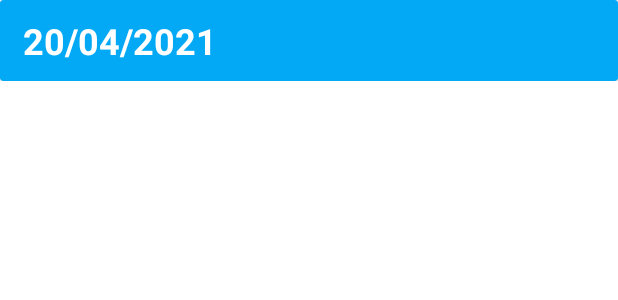
After one commit to DionisisSchoinas/medical-card-android-app, an Android app: the layout date_row_splitter.xml on its own in the app's theme, with its tools: preview values and no code run, on a phone screen of 412 x 824 dp. The commit adds this screen. Shown: the top 300 px of the screen. Run offline under Robolectric (Android 15) with nearby library versions, the phone set to English and light mode, and no system bars; network calls fail.

Commit message:
Added date dividers between appointments

```diff
--- a/app/src/main/res/layout/content_main.xml
+++ b/app/src/main/res/layout/content_main.xml
@@ -14,7 +14,7 @@
         android:layout_marginStart="10dp"
         android:layout_marginTop="15dp"
         android:layout_marginEnd="10dp"
-        android:layout_marginBottom="15dp"
+        android:layout_marginBottom="40dp"
         android:background="#E4E4E4"
         app:layout_constraintBottom_toBottomOf="parent"
         app:layout_constraintEnd_toEndOf="parent"
--- /dev/null
+++ b/app/src/main/res/layout/date_row_splitter.xml
@@ -0,0 +1,43 @@
+<?xml version="1.0" encoding="utf-8"?>
+<androidx.constraintlayout.widget.ConstraintLayout xmlns:android="http://schemas.android.com/apk/res/android"
+    xmlns:app="http://schemas.android.com/apk/res-auto"
+    xmlns:tools="http://schemas.android.com/tools"
+    android:layout_width="match_parent"
+    android:layout_height="wrap_content">
+
+    <androidx.cardview.widget.CardView
+        android:layout_width="0dp"
+        android:layout_height="wrap_content"
+        app:cardBackgroundColor="@color/blue"
+        app:layout_constraintEnd_toEndOf="parent"
+        app:layout_constraintStart_toStartOf="parent"
+        app:layout_constraintTop_toTopOf="parent">
+
+        <androidx.constraintlayout.widget.ConstraintLayout
+            android:layout_width="match_parent"
+            android:layout_height="wrap_content"
+            android:padding="5dp">
+
+            <TextView
+                android:id="@+id/date_splitter_date"
+                android:layout_width="0dp"
+                android:layout_height="wrap_content"
+                android:layout_marginStart="10dp"
+                android:layout_marginTop="5dp"
+                android:layout_marginEnd="10dp"
+                android:layout_marginBottom="5dp"
+                android:ellipsize="end"
+                android:text="20/04/2021"
+                android:textColor="#FFFFFF"
+                android:textSize="24sp"
+                android:textStyle="bold"
+                app:layout_constraintBottom_toBottomOf="parent"
+                app:layout_constraintEnd_toEndOf="parent"
+                app:layout_constraintStart_toStartOf="parent"
+                app:layout_constraintTop_toTopOf="parent" />
+
+
+        </androidx.constraintlayout.widget.ConstraintLayout>
+    </androidx.cardview.widget.CardView>
+
+</androidx.constraintlayout.widget.ConstraintLayout>
--- a/app/src/main/res/layout/patient_appointment_row.xml
+++ b/app/src/main/res/layout/patient_appointment_row.xml
@@ -1,11 +1,10 @@
 <?xml version="1.0" encoding="utf-8"?>
 <androidx.constraintlayout.widget.ConstraintLayout xmlns:android="http://schemas.android.com/apk/res/android"
     xmlns:app="http://schemas.android.com/apk/res-auto"
-    xmlns:tools="http://schemas.android.com/tools"
     android:layout_width="match_parent"
     android:layout_height="wrap_content"
     android:layout_marginLeft="10dp"
-    android:layout_marginTop="10dp"
+    android:layout_marginBottom="10dp"
     android:layout_marginRight="10dp">
 
     <androidx.cardview.widget.CardView
```
Also changed, not shown: app/src/main/java/com/unipi/p17134/medicalcard/API/PatientDAO.java (+36 -9 lines), app/src/main/java/com/unipi/p17134/medicalcard/Adapters/PatientAppointmentsAdapter.java (+56 -26 lines), app/src/main/java/com/unipi/p17134/medicalcard/Custom/DateTimeParsing.java (added, +23 -0 lines), app/src/main/java/com/unipi/p17134/medicalcard/Custom/RecycleViewItem.java (added, +34 -0 lines), app/src/main/java/com/unipi/p17134/medicalcard/Custom/TimeParsing.java (deleted, +0 -11 lines).
